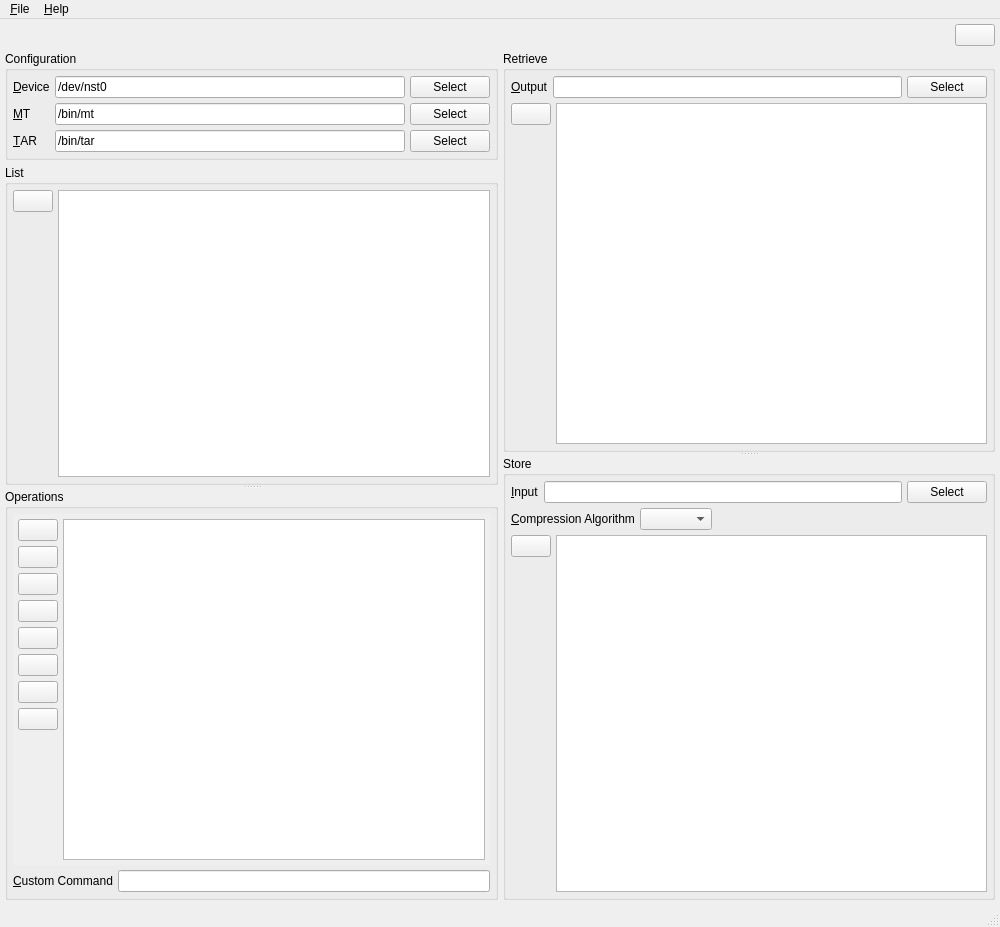
Old version of the form UI/spinware.ui in the repository textbrowser/spinware.
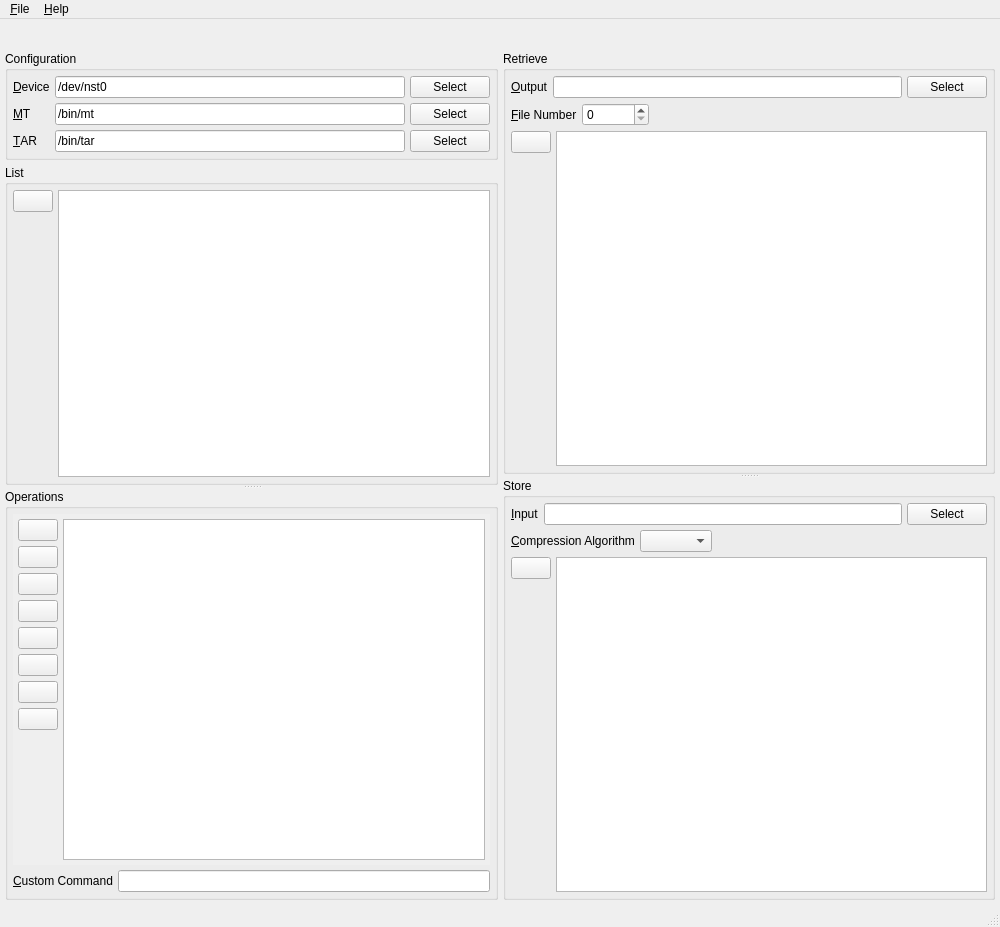
New version of the form. Icons and pictures are not drawn.

What changed in the file:
```diff
--- a/UI/spinware.ui
+++ b/UI/spinware.ui
@@ -54,6 +54,9 @@
           <height>48</height>
          </size>
         </property>
+        <property name="flat">
+         <bool>true</bool>
+        </property>
        </widget>
       </item>
      </layout>
@@ -505,6 +508,43 @@
             </item>
            </layout>
           </item>
+          <item>
+           <layout class="QHBoxLayout" name="horizontalLayout_6">
+            <property name="spacing">
+             <number>5</number>
+            </property>
+            <item>
+             <widget class="QLabel" name="label_9">
+              <property name="text">
+               <string>&amp;File Number</string>
+              </property>
+              <property name="buddy">
+               <cstring>number</cstring>
+              </property>
+             </widget>
+            </item>
+            <item>
+             <widget class="QSpinBox" name="number">
+              <property name="maximum">
+               <number>999999999</number>
+              </property>
+             </widget>
+            </item>
+            <item>
+             <spacer name="horizontalSpacer">
+              <property name="orientation">
+               <enum>Qt::Horizontal</enum>
+              </property>
+              <property name="sizeHint" stdset="0">
+               <size>
+                <width>40</width>
+                <height>20</height>
+               </size>
+              </property>
+             </spacer>
+            </item>
+           </layout>
+          </item>
           <item>
            <layout class="QHBoxLayout" name="horizontalLayout_16">
             <property name="spacing">
```
Left out of the diff: 8 changed lines with no effect on the pictures.
